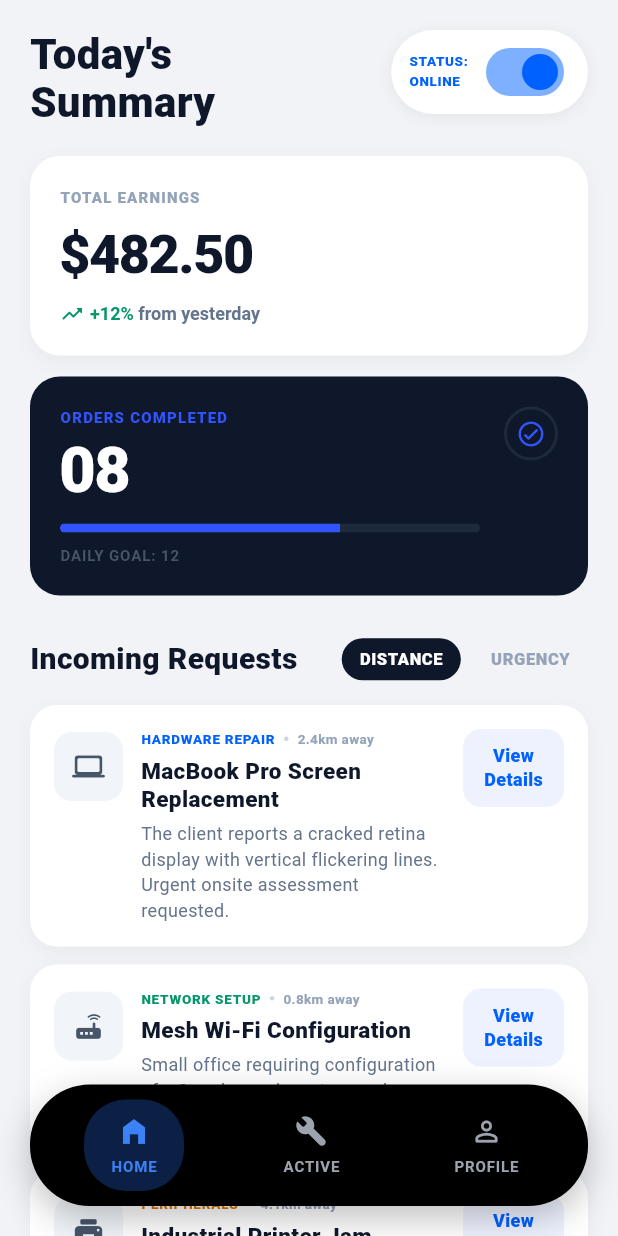
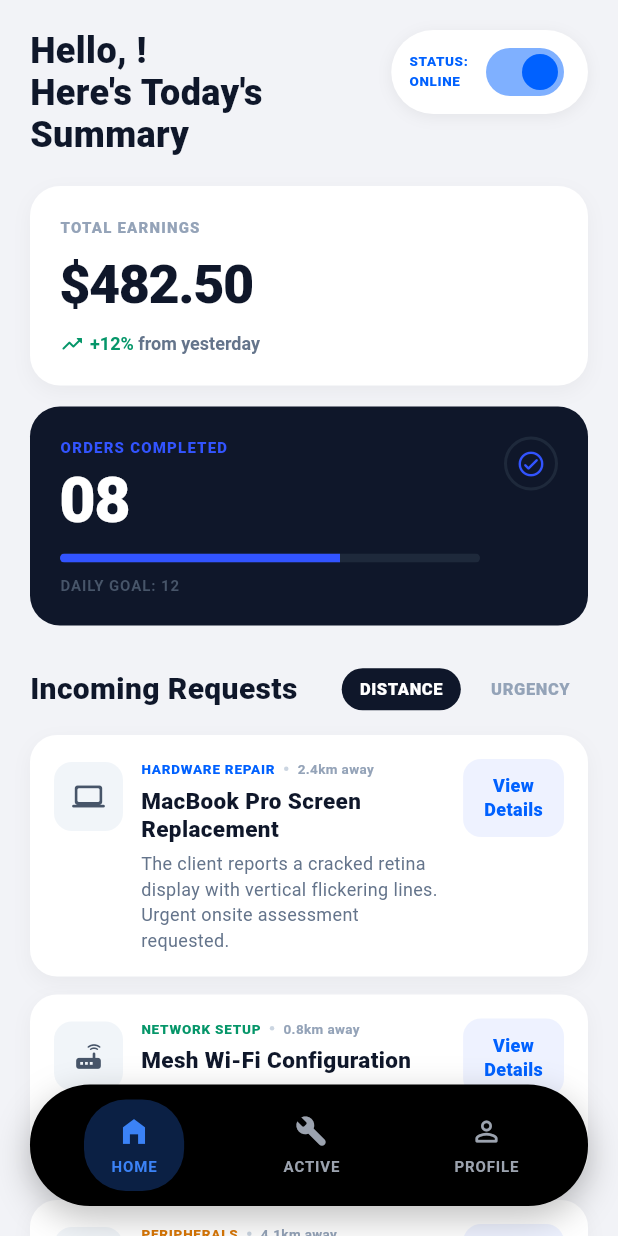
Before and after one commit to fawwaz2828/electrovice, a Flutter app: the TechnicianHomePage screen opened by its route, on a phone screen of 412 x 824 dp. Run offline on Flutter 3.47's test engine with Material 3 defaults, Android fonts, the phone set to English and light mode, and no system bars; our stand-ins replace cloud_firestore, firebase_auth, firebase_core, get, google_fonts, google_sign_in; accounts and stored records are empty; network calls fail.

Commit message:
Fix: Hubungin Profile dengan Auth

```diff
--- a/lib/config/routes.dart
+++ b/lib/config/routes.dart
@@ -110,10 +110,16 @@ class AppRoutes {
     GetPage(
       name: home,
       page: () => const HomePage(),
+      binding: BindingsBuilder(() {
+        Get.lazyPut<ProfileController>(() => ProfileController(), fenix: true);
+      }),
     ),
     GetPage(
       name: technicianHome,
       page: () => const TechnicianHomePage(),
+      binding: BindingsBuilder(() {
+        Get.lazyPut<TechnicianController>(() => TechnicianController(), fenix: true);
+      }),
     ),
     GetPage(
       name: jobDetail,
--- a/lib/models/technician_model.dart
+++ b/lib/models/technician_model.dart
@@ -39,6 +39,28 @@ class TechnicianProfileData {
             ),
           )
           .toList(),
+    );
+  }
+
+  TechnicianProfileData copyWith({
+    String? fullName,
+    String? specialty,
+    int? yearsExperience,
+    int? successRate,
+    double? rating,
+    String? completedWindowLabel,
+    String? avatarUrl,
+    List<TechnicianJobRecord>? serviceHistory,
+  }) {
+    return TechnicianProfileData(
+      fullName: fullName ?? this.fullName,
+      specialty: specialty ?? this.specialty,
+      yearsExperience: yearsExperience ?? this.yearsExperience,
+      successRate: successRate ?? this.successRate,
+      rating: rating ?? this.rating,
+      completedWindowLabel: completedWindowLabel ?? this.completedWindowLabel,
+      avatarUrl: avatarUrl ?? this.avatarUrl,
+      serviceHistory: serviceHistory ?? this.serviceHistory,
     );
   }
 
--- a/lib/modules/auth/login_page.dart
+++ b/lib/modules/auth/login_page.dart
@@ -296,8 +296,8 @@ class _LoginPageState extends State<LoginPage> {
                         child: Row(
                           mainAxisAlignment: MainAxisAlignment.center,
                           children: [
-                            Image.network(
-                              'https://img.icons8.com/color/48/000000/google-logo.png',
+                            Image.asset(
+                              'assets/images/google.png',
                               width: 24,
                               height: 24,
                             ),
--- a/lib/modules/auth/signup_page.dart
+++ b/lib/modules/auth/signup_page.dart
@@ -206,7 +206,7 @@ class _SignupPageState extends State<SignupPage> {
                       child: Row(
                         mainAxisAlignment: MainAxisAlignment.center,
                         children: [
-                          Image.network('https://img.icons8.com/color/48/000000/google-logo.png', width: 24, height: 24),
+                          Image.asset('assets/images/google.png', width: 24, height: 24),
                           const SizedBox(width: 12),
                           const Text('Sign up with Google', style: TextStyle(color: Color(0xFF0F172A), fontSize: 15, fontWeight: FontWeight.w600)),
                         ],
--- a/lib/modules/technician/technician_home_page.dart
+++ b/lib/modules/technician/technician_home_page.dart
@@ -2,6 +2,7 @@ import 'package:flutter/material.dart';
 import 'package:get/get.dart';
 import '../../widget/app_bottom_nav_bar.dart';
 import '../../config/routes.dart';
+import 'technician_controller.dart';
 
 class TechnicianHomePage extends StatefulWidget {
   const TechnicianHomePage({super.key});
@@ -11,6 +12,7 @@ class TechnicianHomePage extends StatefulWidget {
 }
 
 class _TechnicianHomePageState extends State<TechnicianHomePage> {
+  final TechnicianController _controller = Get.find<TechnicianController>();
   bool _isOnline = true;
   _FilterTab _selectedFilter = _FilterTab.distance;
 
@@ -31,7 +33,11 @@ class _TechnicianHomePageState extends State<TechnicianHomePage> {
               const SizedBox(height: 20),
 
               // ── Header ───────────────────────────────────────────────
-              _Header(isOnline: _isOnline, onToggle: (v) => setState(() => _isOnline = v)),
+              Obx(() => _Header(
+                isOnline: _isOnline,
+                onToggle: (v) => setState(() => _isOnline = v),
+                name: _controller.profile.value?.fullName.split(' ').first ?? 'Technician',
+              )),
 
               const SizedBox(height: 20),
 
@@ -128,18 +134,19 @@ enum _FilterTab { distance, urgency }
 class _Header extends StatelessWidget {
   final bool isOnline;
   final ValueChanged<bool> onToggle;
-  const _Header({required this.isOnline, required this.onToggle});
+  final String name;
+  const _Header({required this.isOnline, required this.onToggle, required this.name});
 
   @override
   Widget build(BuildContext context) {
     return Row(
       crossAxisAlignment: CrossAxisAlignment.start,
       children: [
-        const Expanded(
+        Expanded(
           child: Text(
-            "Today's\nSummary",
-            style: TextStyle(
-              fontSize: 28,
+            "Hello, $name!\nHere's Today's Summary",
+            style: const TextStyle(
+              fontSize: 24,
               fontWeight: FontWeight.w900,
               color: Color(0xFF0F172A),
               height: 1.15,
--- a/lib/services/auth_service.dart
+++ b/lib/services/auth_service.dart
@@ -91,4 +91,9 @@ class AuthService {
         final doc = await _firestore.collection('users').doc(uid).get();
         return doc.data()?['role'];
     }
+
+    Future<Map<String, dynamic>?> getUserData(String uid) async {
+        final doc = await _firestore.collection('users').doc(uid).get();
+        return doc.data();
+    }
 }
```
Also changed, not shown: lib/models/profile_model.dart (+20 -0 lines), lib/modules/auth/auth_controller.dart (+20 -11 lines), lib/modules/home/home_page.dart (+31 -3 lines), lib/modules/profile/profile_controller.dart (+38 -1 lines), lib/modules/technician/technician_controller.dart (+16 -0 lines), lib/modules/technician/technician_profile_page.dart (+6 -5 lines), assets/images/google.png (added).
